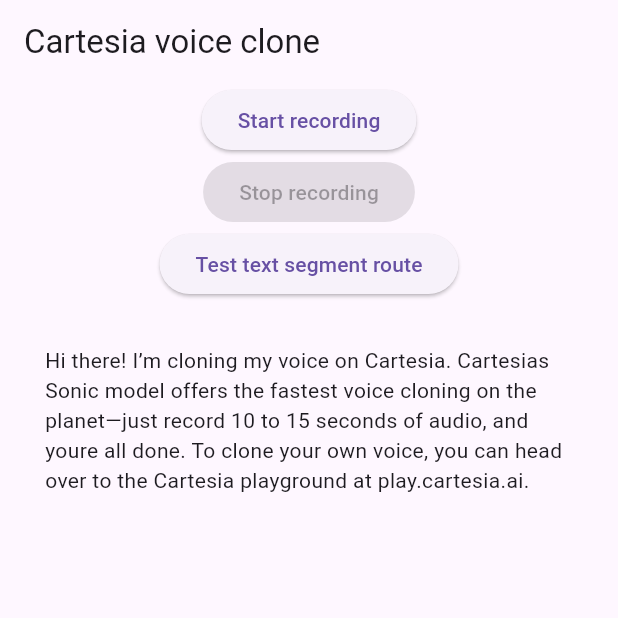
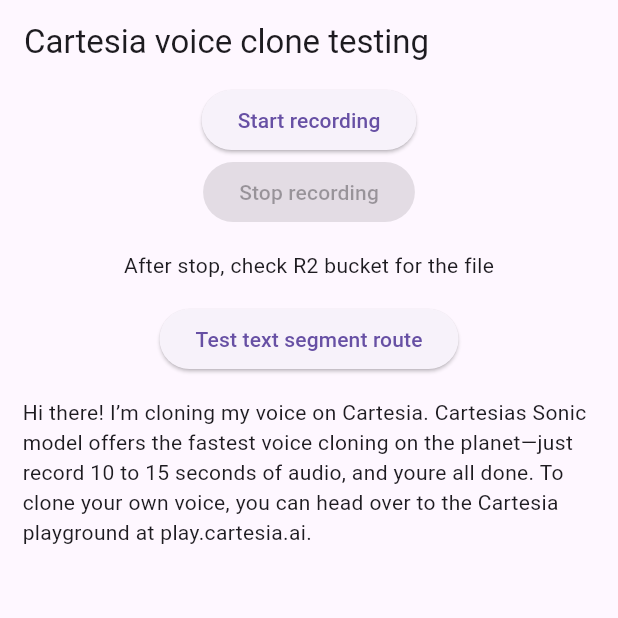
Before and after one commit to lcvaleski/meandering-file-uploader, a Flutter app: the screen it shows after launch, on a phone screen of 412 x 824 dp, the top half of it. Run offline on Flutter 3.47's test engine with Material 3 defaults, Android fonts, the phone set to English and light mode, and no system bars; missing offline and left inert: record.

Commit message:
Added further usage instructions within the UI

```diff
--- a/lib/main.dart
+++ b/lib/main.dart
@@ -17,7 +17,7 @@
   @override
   Widget build(BuildContext context) {
     return const MaterialApp(
-      home: MyHomePage(title: 'Cartesia voice clone'),
+      home: MyHomePage(title: 'Cartesia voice clone testing'),
     );
   }
 }
@@ -145,20 +145,24 @@
               onPressed: _isRecording ? null : _recordFile,
               child: Text(_isRecording ? "Recording..." : "Start recording"),
             ),
-
             ElevatedButton(
               onPressed: _isRecording ? _stopRecord : null,
               child: const Text("Stop recording"),
+            ),
+            const Padding(
+              padding: EdgeInsets.all(15),
+              child: Text(
+                  'After stop, check R2 bucket for the file'),
             ),
             ElevatedButton(
                 onPressed: _textSegmentRoute,
                 child: const Text("Test text segment route"),
             ),
             const Padding(
-              padding: EdgeInsets.all(30),
+              padding: EdgeInsets.all(15),
               child: Text(
                   'Hi there! I’m cloning my voice on Cartesia. Cartesias Sonic model offers the fastest voice cloning on the planet—just record 10 to 15 seconds of audio, and youre all done. To clone your own voice, you can head over to the Cartesia playground at play.cartesia.ai.'),
-            )
+            ),
           ],
         ),
       ),
```
